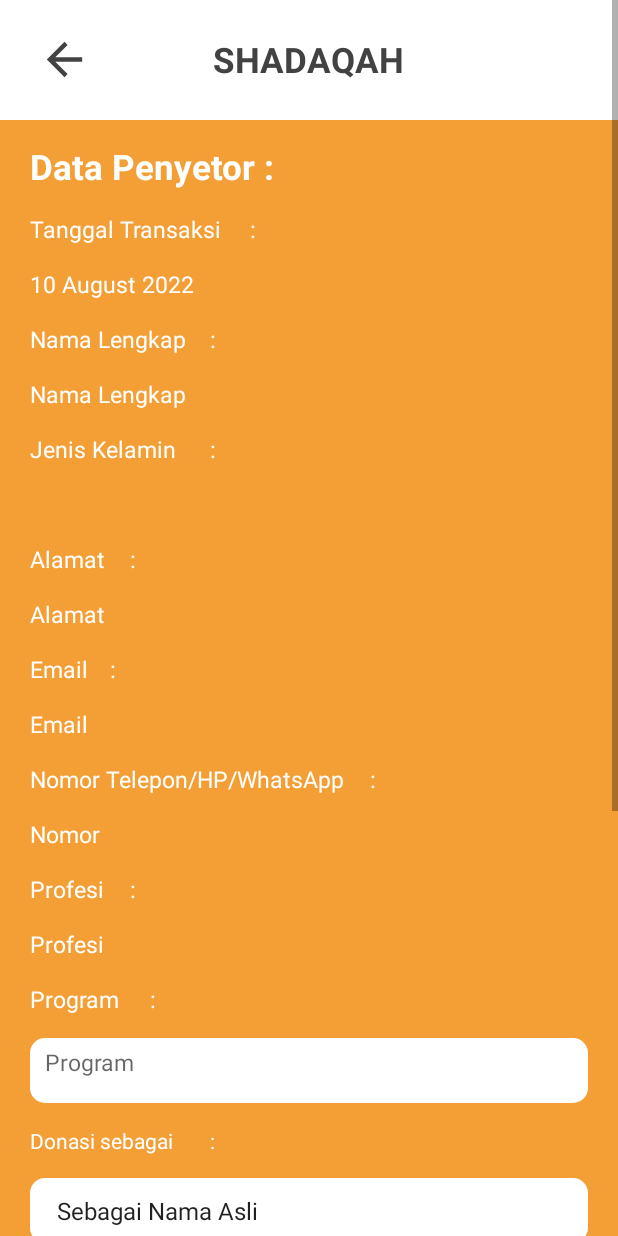
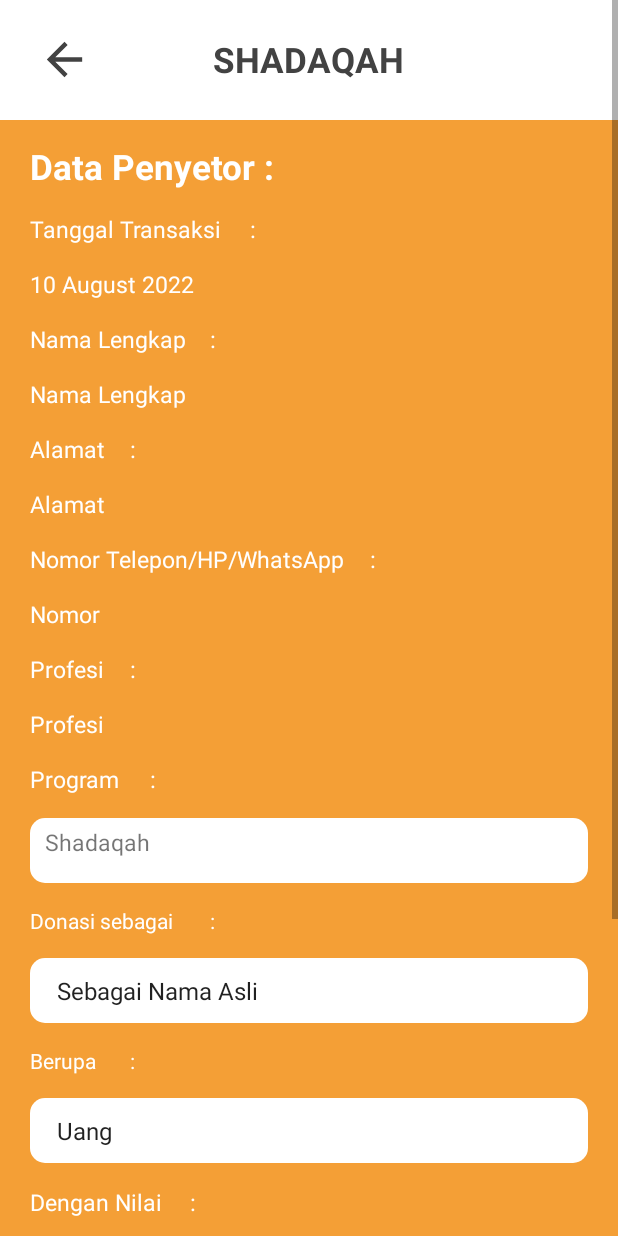
Before and after one commit to Bermantio/taandroid2022, an Android app: the FormShadaqah screen opened directly, with no data from a screen before it, on a phone screen of 412 x 824 dp. Run offline under Robolectric (Android 15) with nearby library versions, the phone set to English and light mode, and no system bars; our stand-ins replace Firebase (no records; nobody signed in at launch, a user with empty details on screens opened directly).

Commit message:
updateprofil,laporan,riwayat,donasi,layanan(gmaps)

```diff
--- /dev/null
+++ b/app/src/main/java/com/example/lazismu/DAOTransaksiNonTunai.java
@@ -0,0 +1,22 @@
+package com.example.lazismu;
+
+import com.google.android.gms.tasks.Task;
+import com.google.firebase.database.DatabaseReference;
+import com.google.firebase.database.FirebaseDatabase;
+import com.google.firebase.database.Query;
+
+public class DAOTransaksiNonTunai {
+    private DatabaseReference databaseReference;
+    public DAOTransaksiNonTunai(){
+        FirebaseDatabase db = FirebaseDatabase.getInstance();
+        databaseReference = db.getReference(transaksinontunai.class.getSimpleName());
+    }
+    public Task<Void> add(transaksinontunai emp)
+    {
+        return databaseReference.push().setValue(emp);
+    }
+    public Query get()
+    {
+        return  databaseReference.orderByKey();
+    }
+}
--- a/app/src/main/java/com/example/lazismu/FormShadaqah.java
+++ b/app/src/main/java/com/example/lazismu/FormShadaqah.java
@@ -9,27 +9,53 @@ import android.view.MenuItem;
 import android.view.View;
 import android.widget.ArrayAdapter;
 import android.widget.Button;
+import android.widget.EditText;
 import android.widget.ImageView;
 import android.widget.Spinner;
 import android.widget.TextView;
+import android.widget.Toast;
 
 import com.google.android.material.bottomnavigation.BottomNavigationView;
+import com.google.firebase.auth.FirebaseAuth;
+import com.google.firebase.auth.FirebaseUser;
+import com.google.firebase.database.DataSnapshot;
+import com.google.firebase.database.DatabaseError;
+import com.google.firebase.database.DatabaseReference;
+import com.google.firebase.database.FirebaseDatabase;
+import com.google.firebase.database.ValueEventListener;
 
 import java.text.SimpleDateFormat;
 import java.util.Calendar;
 
 public class FormShadaqah extends AppCompatActivity {
 
+    private EditText txtnominal;
+    private String namalengkap, alamat, profesi, telepon;
     ImageView batalarah;
-    Button batalbutton;
+    Button confirmshadaqah, batalbutton;
     Spinner pilihdonasisebagai, txtberupa;
     ArrayAdapter<CharSequence> adapter;
-    TextView txttanggaltransaksi;
+    TextView txttanggaltransaksi, txtnamalengkap, txtalamat, txttelepon, txtprofesi, txtprogram;
+    private FirebaseAuth authProfil;
+    private FirebaseUser firebaseUser;
 
     @Override
     protected void onCreate(Bundle savedInstanceState) {
         super.onCreate(savedInstanceState);
         setContentView(R.layout.activity_form_shadaqah);
+
+        txtnamalengkap = (TextView) findViewById(R.id.txtnamalengkap);
+        txtalamat = (TextView) findViewById(R.id.txtalamat);
+        txttelepon = (TextView) findViewById(R.id.txttelepon);
+        txtprofesi = (TextView) findViewById(R.id.txtprofesi);
+        txtprogram = (TextView) findViewById(R.id.txtprogram);
+        txtnominal = (EditText) findViewById(R.id.txtnominal);
+        authProfil = FirebaseAuth.getInstance();
+        FirebaseUser firebaseUser = authProfil.getCurrentUser();
+
+        showUserProfil(firebaseUser);
+
+        DAOTransaksiNonTunai dao = new DAOTransaksiNonTunai();
 
         txttanggaltransaksi = (TextView)findViewById(R.id.txttanggaltransaksi);
         Calendar calendar = Calendar.getInstance();
@@ -47,6 +73,28 @@ public class FormShadaqah extends AppCompatActivity {
         adapter.setDropDownViewResource(android.R.layout.simple_spinner_dropdown_item);
         txtberupa.setAdapter(adapter);
 
+        confirmshadaqah = (Button) findViewById(R.id.confirmshadaqah);
+        confirmshadaqah.setOnClickListener(v-> {
+
+            String tanggaltransaksi = txttanggaltransaksi.getText().toString();
+            String nama = txtnamalengkap.getText().toString();
+            String alamat = txtalamat.getText().toString();
+            String nomor = txttelepon.getText().toString();
+            String profesi = txtprofesi.getText().toString();
+            String program = txtprogram.getText().toString();
+            String berupa = txtberupa.getSelectedItem().toString();
+            String nominal = txtnominal.getText().toString();
+            String keterangan = pilihdonasisebagai.getSelectedItem().toString();
+
+            transaksinontunai emp = new transaksinontunai(tanggaltransaksi, nama,alamat,nomor,profesi,program,keterangan,berupa,nominal);
+            dao.add(emp).addOnSuccessListener(suc->
+            {Toast.makeText(FormShadaqah.this,"Transaksi Sukses, Mohon Tunggu Konfirmasi",Toast.LENGTH_LONG).show();
+            }).addOnFailureListener(er ->
+            {Toast.makeText(FormShadaqah.this,"Transaksi Gagal",Toast.LENGTH_LONG).show();
+            });
+
+        });
+
         batalbutton = (Button) findViewById(R.id.batal);
         batalbutton.setOnClickListener(new View.OnClickListener() {
             @Override
@@ -62,6 +110,31 @@ public class FormShadaqah extends AppCompatActivity {
                 startActivity(new Intent(getApplicationContext(), Donasi.class));
             }
         });
+    }
+    private void showUserProfil(FirebaseUser firebaseUser){
+        String userIDofRegistered = firebaseUser.getUid();
+        DatabaseReference referenceProfil = FirebaseDatabase.getInstance().getReference("Registered Users");
+        referenceProfil.child(userIDofRegistered).addListenerForSingleValueEvent(new ValueEventListener() {
+            @Override
+            public void onDataChange(@NonNull DataSnapshot snapshot) {
+                ReadWriteUserDetails readUserDetails = snapshot.getValue(ReadWriteUserDetails.class);
+                if (readUserDetails != null) {
+                    namalengkap = readUserDetails.namalengkap;
+                    alamat = readUserDetails.alamat;
+                    profesi = readUserDetails.profesi;
+                    telepon = readUserDetails.telepon;
 
+                    txtnamalengkap.setText(namalengkap);
+                    txtalamat.setText(alamat);
+                    txttelepon.setText(telepon);
+                    txtprofesi.setText(profesi);
+                }
+            }
+
+            @Override
+            public void onCancelled(@NonNull DatabaseError error) {
+                Toast.makeText(FormShadaqah.this, "Ada galat", Toast.LENGTH_SHORT).show();
+            }
+        });
     }
 }
--- a/app/src/main/res/layout/activity_form_infaq.xml
+++ b/app/src/main/res/layout/activity_form_infaq.xml
@@ -183,7 +183,7 @@
                 android:layout_marginHorizontal="20dp"
                 android:layout_marginTop="15dp"
                 android:background="@drawable/backgroundwhitenormal"
-                android:hint="Infaq"
+                android:text="Infaq"
                 android:inputType="text|number"
                 android:paddingHorizontal="10dp"
                 android:paddingVertical="5dp"
--- a/app/src/main/res/layout/activity_form_shadaqah.xml
+++ b/app/src/main/res/layout/activity_form_shadaqah.xml
@@ -99,31 +99,10 @@
                 android:textColor="@color/white" />
 
             <TextView
-                android:id="@+id/jeniskelamin"
+                android:id="@+id/alamat"
                 android:layout_width="match_parent"
                 android:layout_height="wrap_content"
                 android:layout_below="@id/txtnamalengkap"
-                android:layout_marginHorizontal="20dp"
-                android:layout_marginTop="15dp"
-                android:textSize="15dp"
-                android:textColor="@color/white"
-                android:text="Jenis Kelamin\t\t:" />
-
-            <TextView
-                android:id="@+id/pilihjeniskelamin"
-                android:layout_width="match_parent"
-                android:layout_height="wrap_content"
-                android:layout_below="@id/jeniskelamin"
-                android:layout_marginHorizontal="20dp"
-                android:layout_marginTop="15dp"
-                android:textSize="15dp"
-                android:textColor="@color/white"/>
-
-            <TextView
-                android:id="@+id/alamat"
-                android:layout_width="match_parent"
-                android:layout_height="wrap_content"
-                android:layout_below="@id/pilihjeniskelamin"
                 android:layout_marginHorizontal="20dp"
                 android:layout_marginTop="15dp"
                 android:text="Alamat\t\t:"
@@ -142,32 +121,10 @@
                 android:textColor="@color/white"/>
 
             <TextView
-                android:id="@+id/email"
+                android:id="@+id/telepon"
                 android:layout_width="match_parent"
                 android:layout_height="wrap_content"
                 android:layout_below="@id/txtalamat"
-                android:layout_marginHorizontal="20dp"
-                android:layout_marginTop="15dp"
-                android:text="Email\t\t:"
-                android:textSize="15dp"
-                android:textColor="@color/white"/>
-
-            <TextView
-                android:id="@+id/txtemail"
-                android:layout_width="match_parent"
-                android:layout_height="wrap_content"
-                android:layout_marginHorizontal="20dp"
-                android:layout_below="@id/email"
-                android:layout_marginTop="15dp"
-                android:text="Email"
-                android:textSize="15dp"
-                android:textColor="@color/white"/>
-
-            <TextView
-                android:id="@+id/telepon"
-                android:layout_width="match_parent"
-                android:layout_height="wrap_content"
-                android:layout_below="@id/txtemail"
                 android:layout_marginHorizontal="20dp"
                 android:layout_marginTop="15dp"
                 android:text="Nomor Telepon/HP/WhatsApp \t\t:"
@@ -226,10 +183,10 @@
                 android:layout_marginHorizontal="20dp"
                 android:layout_marginTop="15dp"
                 android:background="@drawable/backgroundwhitenormal"
-                android:hint="Program"
                 android:inputType="text|number"
                 android:paddingHorizontal="10dp"
                 android:paddingVertical="5dp"
+                android:text="Shadaqah"
                 android:textSize="15dp" />
 
             <TextView
--- a/app/src/main/res/layout/activity_riwayat.xml
+++ b/app/src/main/res/layout/activity_riwayat.xml
@@ -43,7 +43,7 @@
                 tools:listitem="@layout/riwayatitem"
                 android:layout_marginHorizontal="10dp"
                 android:layout_marginTop="10dp"
-                android:layout_marginBottom="20dp"
+                android:layout_marginBottom="40dp"
                 />
 
         </RelativeLayout>
```
Also changed, not shown: app/src/main/java/com/example/lazismu/DonasiInput.java (deleted, +0 -19 lines), app/src/main/java/com/example/lazismu/FormInfaq.java (+16 -32 lines), app/src/main/java/com/example/lazismu/Riwayat.java (+43 -0 lines), app/src/main/java/com/example/lazismu/RiwayatAdapter.java (added, +43 -0 lines), app/src/main/java/com/example/lazismu/RiwayatVH.java (added, +20 -0 lines), app/src/main/java/com/example/lazismu/transaksinontunai.java (added, +91 -0 lines), app/src/main/res/layout/riwayatitem.xml (+36 -4 lines).
